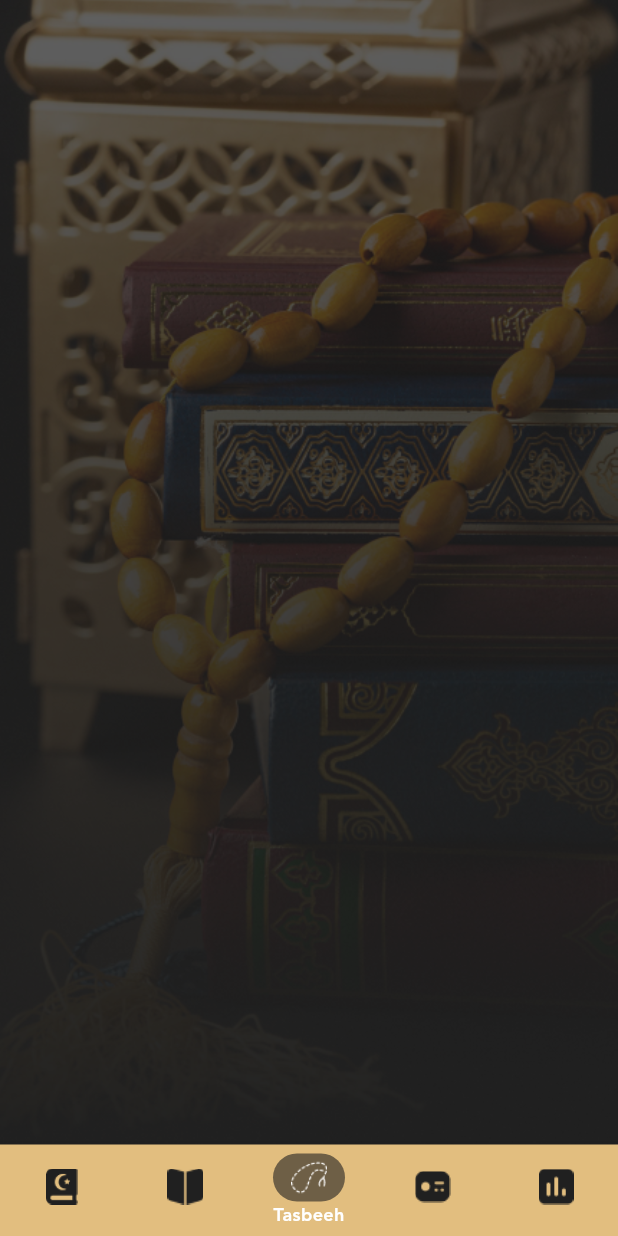
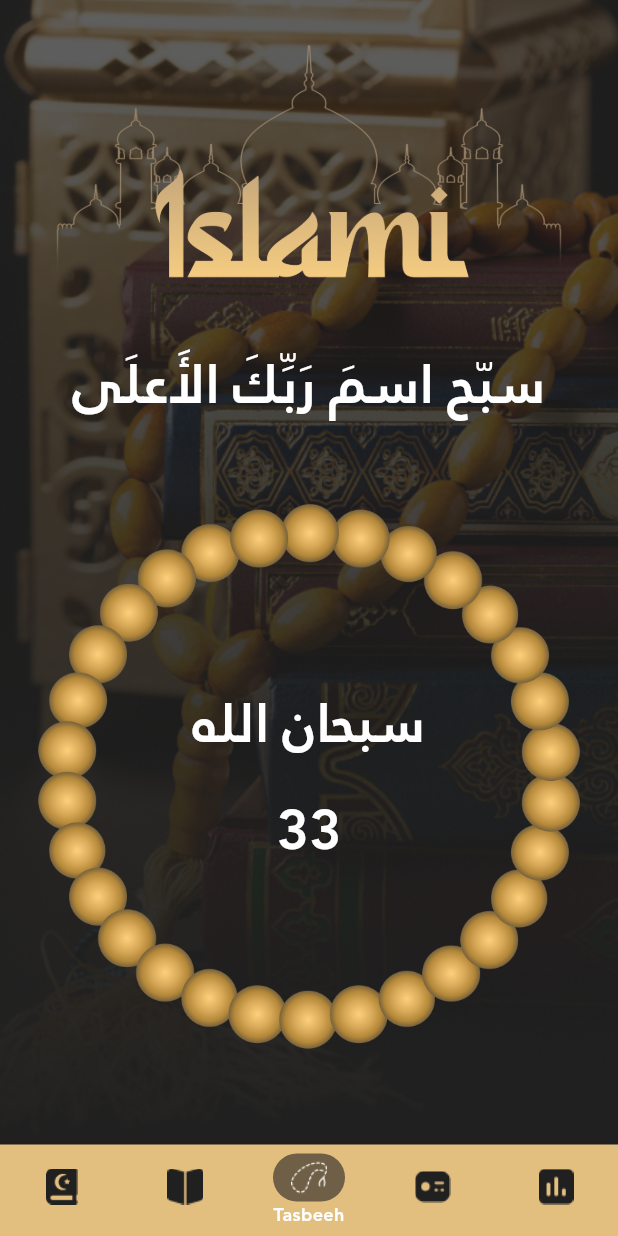
Before and after one commit to Momen0Waleed/Islami_App, a Flutter app: the HomeScreen screen opened by its route, item 3 of the bottom bar chosen, on a phone screen of 412 x 824 dp. Run offline on Flutter 3.47's test engine with Material 3 defaults, Android fonts, the phone set to English and light mode, and no system bars; our stand-ins replace carousel_slider, shared_preferences; accounts and stored records are empty.

Commit message:
Finishing Sebha View

```diff
--- a/lib/core/constants/islami_images.dart
+++ b/lib/core/constants/islami_images.dart
@@ -25,4 +25,7 @@ abstract class IslamiImages{
   static const String bottomShape = "assets/images/bottom shape.png";
 
   static const String hadithCardImage = "assets/images/hadith card image.png";
+
+  static const String sebha = "assets/icons/Sebha.png";
+  static const String headOfSebha = "assets/icons/head of the sebha.png";
 }
--- a/lib/modules/tasbeh/tasbeh_view.dart
+++ b/lib/modules/tasbeh/tasbeh_view.dart
@@ -1,18 +1,121 @@
 import 'package:flutter/material.dart';
+import 'package:islami_app/core/constants/islami_colors.dart';
 
 import '../../core/constants/islami_images.dart';
 
-class TasbehView extends StatelessWidget {
+class TasbehView extends StatefulWidget {
   const TasbehView({super.key});
+
+  @override
+  State<TasbehView> createState() => _TasbehViewState();
+}
+
+class _TasbehViewState extends State<TasbehView>
+    with SingleTickerProviderStateMixin {
+  late AnimationController _controller;
+  int counter = 33;
+  int rotationCount = 0;
+
+  List<String> azkar = ['سبحان الله', 'الحمد لله', 'الله أكبر'];
+  int currentZikrIndex = 0;
+
+  @override
+  void initState() {
+    super.initState();
+    _controller = AnimationController(
+      vsync: this,
+      duration: const Duration(milliseconds: 100),
+    );
+  }
+
+  void rotateSebha() {
+    if (_controller.isAnimating) return;
+
+    setState(() {
+      counter--;
+      if (counter == 0) {
+        counter = 33;
+        rotationCount++;
+        currentZikrIndex = (currentZikrIndex + 1) % azkar.length;
+      }
+    });
+
+    _controller.forward(from: 0);
+  }
+
+  @override
+  void dispose() {
+    _controller.dispose();
+    super.dispose();
+  }
 
   @override
   Widget build(BuildContext context) {
     return Container(
+      padding: EdgeInsets.symmetric(vertical: 30, horizontal: 25),
+      width: double.infinity,
       decoration: BoxDecoration(
         image: DecorationImage(
-            image: AssetImage(IslamiImages.backgroundTasbehPage),
-            fit: BoxFit.cover
+          image: AssetImage(IslamiImages.backgroundTasbehPage),
+          fit: BoxFit.cover,
         ),
+      ),
+      child: Column(
+        mainAxisAlignment: MainAxisAlignment.start,
+        children: [
+          Image.asset(
+            IslamiImages.quranPageLogo,
+          ),
+          Padding(
+            padding: const EdgeInsets.symmetric(vertical: 30.0),
+            child: Text(
+              "سبّح اسمَ رَبِّكَ الأَعلَى",
+              style: TextStyle(fontSize: 36, color: IslamiColors.white),
+            ),
+          ),
+          Stack(
+            alignment: Alignment.center,
+            children: [
+              Column(
+                children: [
+                  Text(
+                    azkar[currentZikrIndex],
+                    style: const TextStyle(fontSize: 36, color: Colors.white),
+                  ),
+                  SizedBox(height: 20),
+                  Text(
+                    "$counter",
+                    style: const TextStyle(
+                      fontSize: 36,
+                      fontWeight: FontWeight.bold,
+                      color: Colors.white,
+                    ),
+                  ),
+                ],
+              ),
+              GestureDetector(
+                onTap: rotateSebha,
+                child: AnimatedBuilder(
+                  animation: _controller,
+                  builder: (context, child) {
+                    return Transform.rotate(
+                      angle: _controller.value * 0.1,
+                      child: child,
+                    );
+                  },
+                  child: Image.asset(
+                    IslamiImages.sebha,
+                    height: MediaQuery
+                        .of(context)
+                        .size
+                        .height * 0.5,
+                    // width: double.infinity,
+                  ),
+                ),
+              ),
+            ],
+          ),
+        ],
       ),
     );
   }
```
Also changed, not shown: assets/icons/Sebha.png (added), assets/icons/head of the sebha.png (added).
